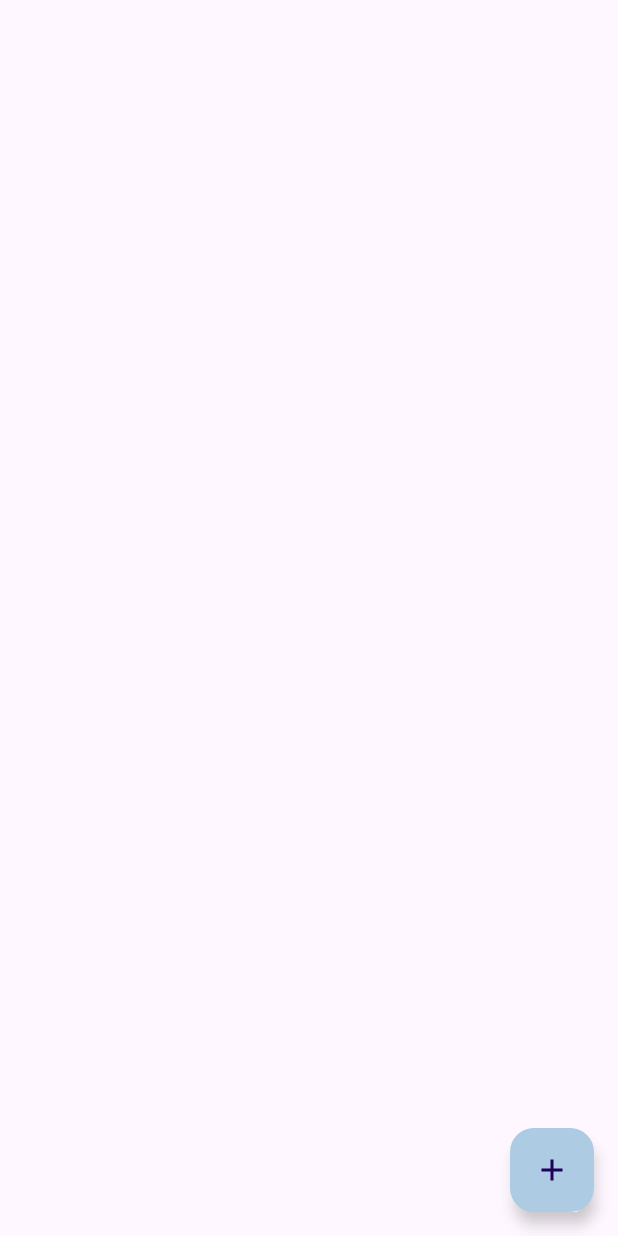
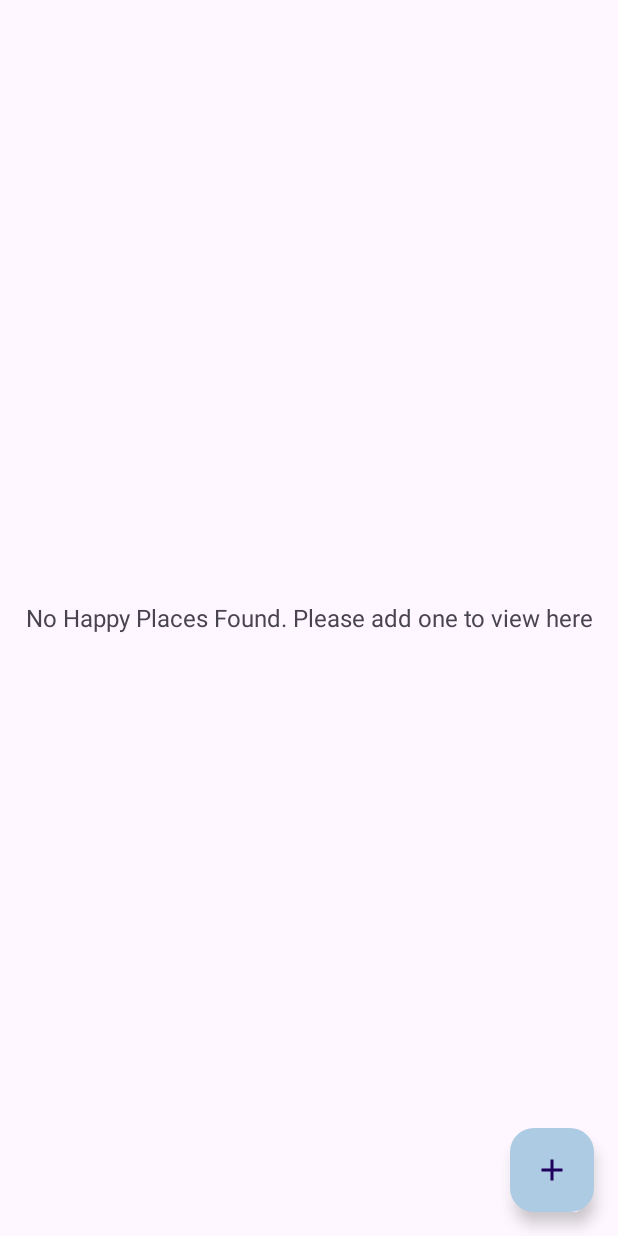
Before and after one commit to Dipan-17/16.Happy-Places, an Android app: the screen it shows after launch (MainActivity), on a phone screen of 412 x 824 dp. Run offline under Robolectric (Android 15) with nearby library versions, the phone set to English and light mode, and no system bars; libraries missing offline, so code that uses them is left out: com.happyplaces.adapters.

Commit message:
Recycler View Item, Adapter Created and assigned in main

```diff
--- a/app/build.gradle.kts
+++ b/app/build.gradle.kts
@@ -55,5 +55,5 @@ dependencies {
     //dexter
     implementation("com.karumi:dexter:6.0.1")
     //debuging
-    debugImplementation("im.dino:dbinspector:3.4.1@aar")
+   // debugImplementation("im.dino:dbinspector:3.4.1@aar")
 }
--- a/app/src/main/res/layout/activity_main.xml
+++ b/app/src/main/res/layout/activity_main.xml
@@ -5,6 +5,25 @@
     android:layout_width="match_parent"
     android:layout_height="match_parent"
     tools:context=".activities.MainActivity">
+
+
+   <androidx.recyclerview.widget.RecyclerView
+       android:id="@+id/rvHappyPlaces"
+       android:layout_width="match_parent"
+       android:layout_height="match_parent"
+       android:visibility="gone"
+       tools:visibility="gone"
+       tools:listitem="@layout/item_happy_place"
+       />
+
+   <TextView
+       android:id="@+id/tvNoRecordsAvailable"
+       android:layout_width="match_parent"
+       android:layout_height="match_parent"
+       android:gravity="center"
+       android:text="@string/no_happy_places_found"
+       android:textSize="@dimen/no_records_avail_textSize"
+       />
 
    <com.google.android.material.floatingactionbutton.FloatingActionButton
        android:id="@+id/fabAddHappyPlace"
--- a/app/src/main/res/values/strings.xml
+++ b/app/src/main/res/values/strings.xml
@@ -9,5 +9,6 @@
     <string name="edit_text_hint_location">Location</string>
     <string name="text_add_image">ADD IMAGE</string>
     <string name="btn_text_save">SAVE</string>
+    <string name="no_happy_places_found">No Happy Places Found. Please add one to view here</string>
     <!--END-->
 </resources>
```
Also changed, not shown: app/src/main/AndroidManifest.xml (+7 -3 lines), app/src/main/java/com/example/happyplaces/activities/MainActivity.kt (+15 -4 lines), app/src/main/res/values/colors.xml (+7 -1 lines), app/src/main/res/values/dimens.xml (+14 -0 lines).
